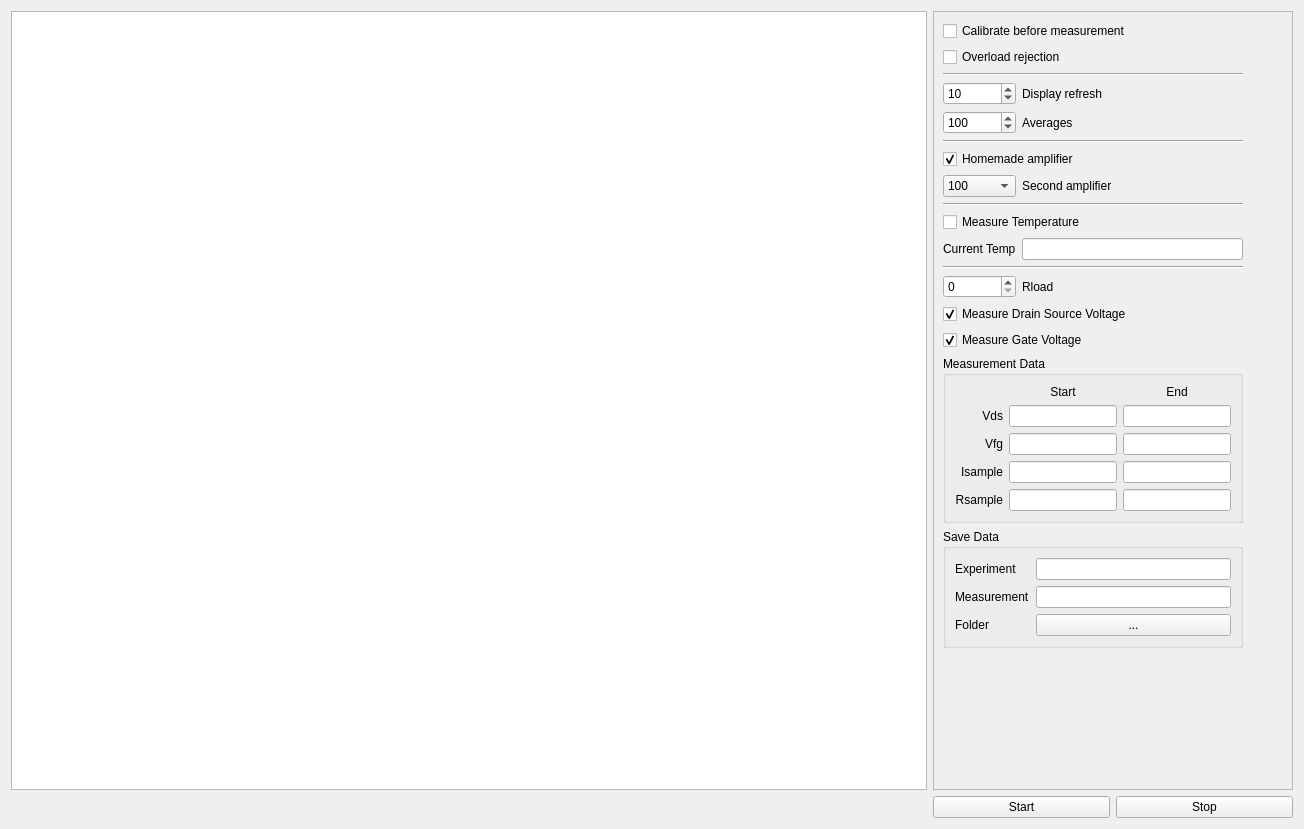
First picture: the form in LegacyNoiseMeasurementSetup/UI_NoiseMeasurement.ui, repository zigorrom/LegacyNoiseMeasurementSetup, before the edit.
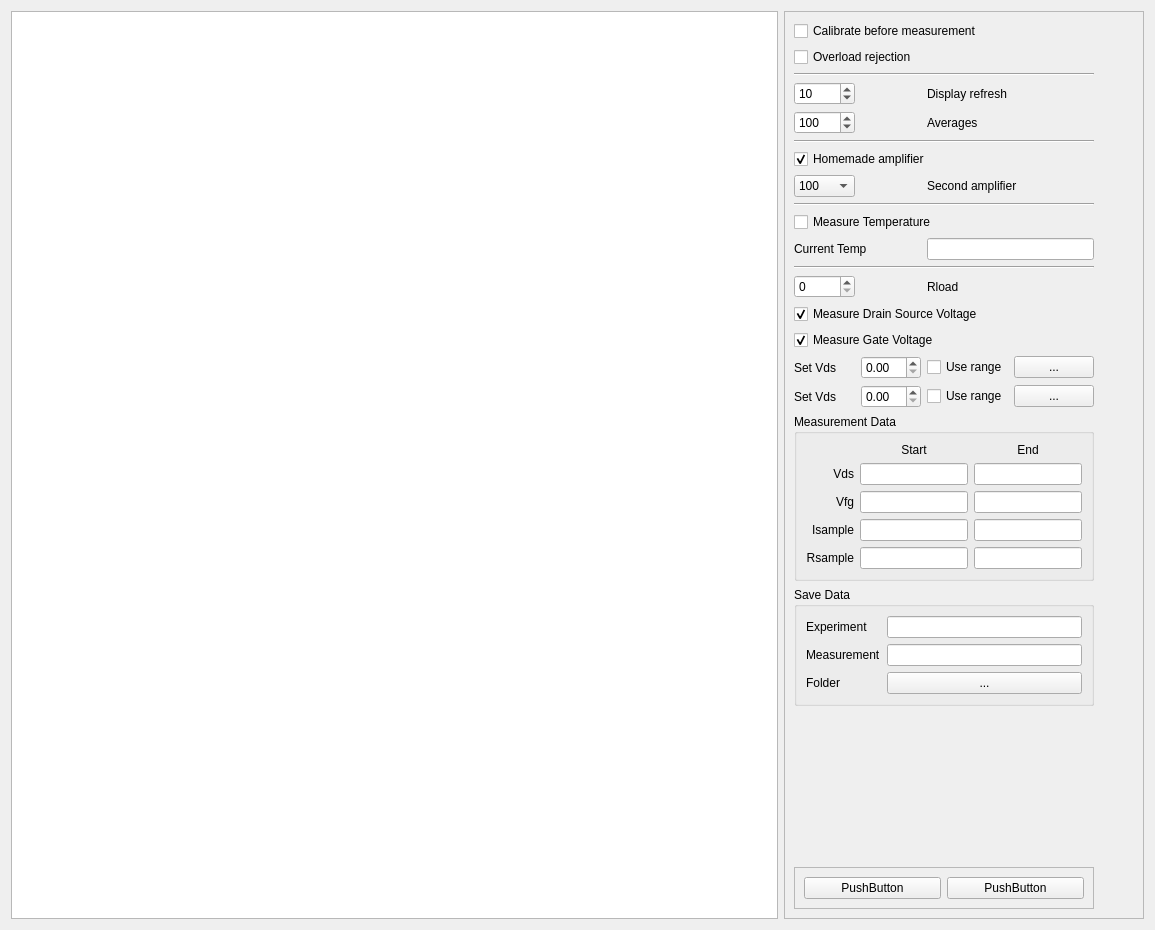
Second picture: the form after the edit.

```diff
--- a/LegacyNoiseMeasurementSetup/UI_NoiseMeasurement.ui
+++ b/LegacyNoiseMeasurementSetup/UI_NoiseMeasurement.ui
@@ -6,8 +6,8 @@
    <rect>
     <x>0</x>
     <y>0</y>
-    <width>1304</width>
-    <height>829</height>
+    <width>1155</width>
+    <height>930</height>
    </rect>
   </property>
   <property name="windowTitle">
@@ -17,8 +17,14 @@
    <item row="0" column="0">
     <widget class="QGraphicsView" name="graphicsView"/>
    </item>
-   <item row="0" column="1" colspan="2">
+   <item row="0" column="1">
     <widget class="QFrame" name="frame">
+     <property name="sizePolicy">
+      <sizepolicy hsizetype="Fixed" vsizetype="Preferred">
+       <horstretch>0</horstretch>
+       <verstretch>0</verstretch>
+      </sizepolicy>
+     </property>
      <property name="frameShape">
       <enum>QFrame::StyledPanel</enum>
      </property>
@@ -26,206 +32,7 @@
       <enum>QFrame::Raised</enum>
      </property>
      <layout class="QGridLayout" name="gridLayout_2">
-      <item row="0" column="0" colspan="2">
-       <widget class="QCheckBox" name="checkBox">
-        <property name="text">
-         <string>Calibrate before measurement</string>
-        </property>
-       </widget>
-      </item>
-      <item row="4" column="1">
-       <widget class="QLabel" name="label_2">
-        <property name="text">
-         <string>Averages</string>
-        </property>
-       </widget>
-      </item>
-      <item row="2" column="0" colspan="2">
-       <widget class="Line" name="line">
-        <property name="orientation">
-         <enum>Qt::Horizontal</enum>
-        </property>
-       </widget>
-      </item>
-      <item row="3" column="1">
-       <widget class="QLabel" name="label">
-        <property name="text">
-         <string>Display refresh</string>
-        </property>
-       </widget>
-      </item>
-      <item row="5" column="0" colspan="2">
-       <widget class="Line" name="line_2">
-        <property name="orientation">
-         <enum>Qt::Horizontal</enum>
-        </property>
-       </widget>
-      </item>
-      <item row="1" column="0" colspan="2">
-       <widget class="QCheckBox" name="checkBox_2">
-        <property name="text">
-         <string>Overload rejection</string>
-        </property>
-       </widget>
-      </item>
-      <item row="6" column="0" colspan="2">
-       <widget class="QCheckBox" name="checkBox_3">
-        <property name="text">
-         <string>Homemade amplifier</string>
-        </property>
-        <property name="checked">
-         <bool>true</bool>
-        </property>
-       </widget>
-      </item>
-      <item row="7" column="0">
-       <widget class="QComboBox" name="comboBox">
-        <property name="currentIndex">
-         <number>4</number>
-        </property>
-        <property name="frame">
-         <bool>true</bool>
-        </property>
-        <item>
-         <property name="text">
-          <string>1</string>
-         </property>
-        </item>
-        <item>
-         <property name="text">
-          <string>10</string>
-         </property>
-        </item>
-        <item>
-         <property name="text">
-          <string>20</string>
-         </property>
-        </item>
-        <item>
-         <property name="text">
-          <string>50</string>
-         </property>
-        </item>
-        <item>
-         <property name="text">
-          <string>100</string>
-         </property>
-        </item>
-        <item>
-         <property name="text">
-          <string>200</string>
-         </property>
-        </item>
-       </widget>
-      </item>
-      <item row="3" column="0">
-       <widget class="QSpinBox" name="spinBox">
-        <property name="minimum">
-         <number>1</number>
-        </property>
-        <property name="maximum">
-         <number>1000</number>
-        </property>
-        <property name="value">
-         <number>10</number>
-        </property>
-       </widget>
-      </item>
-      <item row="4" column="0">
-       <widget class="QSpinBox" name="spinBox_2">
-        <property name="minimum">
-         <number>1</number>
-        </property>
-        <property name="maximum">
-         <number>10000</number>
-        </property>
-        <property name="value">
-         <number>100</number>
-        </property>
-       </widget>
-      </item>
-      <item row="7" column="1">
-       <widget class="QLabel" name="label_3">
-        <property name="text">
-         <string>Second amplifier</string>
-        </property>
-       </widget>
-      </item>
-      <item row="9" column="0" colspan="2">
-       <widget class="QCheckBox" name="checkBox_4">
-        <property name="text">
-         <string>Measure Temperature</string>
-        </property>
-       </widget>
-      </item>
-      <item row="8" column="0" colspan="2">
-       <widget class="Line" name="line_3">
-        <property name="orientation">
-         <enum>Qt::Horizontal</enum>
-        </property>
-       </widget>
-      </item>
-      <item row="10" column="0">
-       <widget class="QLabel" name="label_5">
-        <property name="text">
-         <string>Current Temp</string>
-        </property>
-       </widget>
-      </item>
-      <item row="10" column="1">
-       <widget class="QLineEdit" name="lineEdit"/>
-      </item>
-      <item row="10" column="2">
-       <spacer name="horizontalSpacer">
-        <property name="orientation">
-         <enum>Qt::Horizontal</enum>
-        </property>
-        <property name="sizeHint" stdset="0">
-         <size>
-          <width>40</width>
-          <height>20</height>
-         </size>
-        </property>
-       </spacer>
-      </item>
-      <item row="11" column="0" colspan="2">
-       <widget class="Line" name="line_4">
-        <property name="orientation">
-         <enum>Qt::Horizontal</enum>
-        </property>
-       </widget>
-      </item>
-      <item row="13" column="0" colspan="2">
-       <widget class="QCheckBox" name="checkBox_5">
-        <property name="text">
-         <string>Measure Drain Source Voltage</string>
-        </property>
-        <property name="checked">
-         <bool>true</bool>
-        </property>
-       </widget>
-      </item>
-      <item row="12" column="0">
-       <widget class="QSpinBox" name="spinBox_3"/>
-      </item>
-      <item row="12" column="1">
-       <widget class="QLabel" name="label_4">
-        <property name="text">
-         <string>Rload</string>
-        </property>
-       </widget>
-      </item>
-      <item row="14" column="0" colspan="2">
-       <widget class="QCheckBox" name="checkBox_6">
-        <property name="text">
-         <string>Measure Gate Voltage</string>
-        </property>
-        <property name="checked">
-         <bool>true</bool>
-        </property>
-       </widget>
-      </item>
-      <item row="15" column="0" colspan="2">
+      <item row="17" column="0" colspan="4">
        <widget class="QGroupBox" name="groupBox">
         <property name="sizePolicy">
          <sizepolicy hsizetype="Preferred" vsizetype="Maximum">
@@ -348,7 +155,7 @@
         </layout>
        </widget>
       </item>
-      <item row="16" column="0" colspan="2">
+      <item row="18" column="0" colspan="4">
        <widget class="QGroupBox" name="groupBox_2">
         <property name="title">
          <string>Save Data</string>
@@ -391,7 +198,280 @@
         </layout>
        </widget>
       </item>
-      <item row="17" column="0">
+      <item row="20" column="0" colspan="4">
+       <widget class="QFrame" name="frame_2">
+        <property name="frameShape">
+         <enum>QFrame::StyledPanel</enum>
+        </property>
+        <property name="frameShadow">
+         <enum>QFrame::Raised</enum>
+        </property>
+        <layout class="QHBoxLayout" name="horizontalLayout">
+         <item>
+          <widget class="QPushButton" name="pushButton">
+           <property name="text">
+            <string>PushButton</string>
+           </property>
+          </widget>
+         </item>
+         <item>
+          <widget class="QPushButton" name="pushButton_2">
+           <property name="text">
+            <string>PushButton</string>
+           </property>
+          </widget>
+         </item>
+        </layout>
+       </widget>
+      </item>
+      <item row="1" column="0" colspan="3">
+       <widget class="QCheckBox" name="checkBox_2">
+        <property name="text">
+         <string>Overload rejection</string>
+        </property>
+       </widget>
+      </item>
+      <item row="9" column="0" colspan="3">
+       <widget class="QCheckBox" name="checkBox_4">
+        <property name="text">
+         <string>Measure Temperature</string>
+        </property>
+       </widget>
+      </item>
+      <item row="10" column="0" colspan="2">
+       <widget class="QLabel" name="label_5">
+        <property name="text">
+         <string>Current Temp</string>
+        </property>
+       </widget>
+      </item>
+      <item row="0" column="0" colspan="4">
+       <widget class="QCheckBox" name="checkBox">
+        <property name="text">
+         <string>Calibrate before measurement</string>
+        </property>
+       </widget>
+      </item>
+      <item row="3" column="2" colspan="2">
+       <widget class="QLabel" name="label">
+        <property name="text">
+         <string>Display refresh</string>
+        </property>
+       </widget>
+      </item>
+      <item row="6" column="0" colspan="3">
+       <widget class="QCheckBox" name="checkBox_3">
+        <property name="text">
+         <string>Homemade amplifier</string>
+        </property>
+        <property name="checked">
+         <bool>true</bool>
+        </property>
+       </widget>
+      </item>
+      <item row="4" column="2">
+       <widget class="QLabel" name="label_2">
+        <property name="text">
+         <string>Averages</string>
+        </property>
+       </widget>
+      </item>
+      <item row="7" column="0">
+       <widget class="QComboBox" name="comboBox">
+        <property name="currentIndex">
+         <number>4</number>
+        </property>
+        <property name="frame">
+         <bool>true</bool>
+        </property>
+        <item>
+         <property name="text">
+          <string>1</string>
+         </property>
+        </item>
+        <item>
+         <property name="text">
+          <string>10</string>
+         </property>
+        </item>
+        <item>
+         <property name="text">
+          <string>20</string>
+         </property>
+        </item>
+        <item>
+         <property name="text">
+          <string>50</string>
+         </property>
+        </item>
+        <item>
+         <property name="text">
+          <string>100</string>
+         </property>
+        </item>
+        <item>
+         <property name="text">
+          <string>200</string>
+         </property>
+        </item>
+       </widget>
+      </item>
+      <item row="3" column="0">
+       <widget class="QSpinBox" name="spinBox">
+        <property name="minimum">
+         <number>1</number>
+        </property>
+        <property name="maximum">
+         <number>1000</number>
+        </property>
+        <property name="value">
+         <number>10</number>
+        </property>
+       </widget>
+      </item>
+      <item row="5" column="0" colspan="4">
+       <widget class="Line" name="line_2">
+        <property name="orientation">
+         <enum>Qt::Horizontal</enum>
+        </property>
+       </widget>
+      </item>
+      <item row="7" column="2" colspan="2">
+       <widget class="QLabel" name="label_3">
+        <property name="text">
+         <string>Second amplifier</string>
+        </property>
+       </widget>
+      </item>
+      <item row="2" column="0" colspan="4">
+       <widget class="Line" name="line">
+        <property name="orientation">
+         <enum>Qt::Horizontal</enum>
+        </property>
+       </widget>
+      </item>
+      <item row="4" column="0">
+       <widget class="QSpinBox" name="spinBox_2">
+        <property name="minimum">
+         <number>1</number>
+        </property>
+        <property name="maximum">
+         <number>10000</number>
+        </property>
+        <property name="value">
+         <number>100</number>
+        </property>
+       </widget>
+      </item>
+      <item row="8" column="0" colspan="4">
+       <widget class="Line" name="line_3">
+        <property name="orientation">
+         <enum>Qt::Horizontal</enum>
+        </property>
+       </widget>
+      </item>
+      <item row="11" column="0" colspan="4">
+       <widget class="Line" name="line_4">
+        <property name="orientation">
+         <enum>Qt::Horizontal</enum>
+        </property>
+       </widget>
+      </item>
+      <item row="16" column="0">
+       <widget class="QLabel" name="label_16">
+        <property name="text">
+         <string>Set Vds</string>
+        </property>
+       </widget>
+      </item>
+      <item row="14" column="0" colspan="3">
+       <widget class="QCheckBox" name="checkBox_6">
+        <property name="text">
+         <string>Measure Gate Voltage</string>
+        </property>
+        <property name="checked">
+         <bool>true</bool>
+        </property>
+       </widget>
+      </item>
+      <item row="16" column="1">
+       <widget class="QDoubleSpinBox" name="doubleSpinBox_2"/>
+      </item>
+      <item row="12" column="2">
+       <widget class="QLabel" name="label_4">
+        <property name="text">
+         <string>Rload</string>
+        </property>
+       </widget>
+      </item>
+      <item row="10" column="2" colspan="2">
+       <widget class="QLineEdit" name="lineEdit"/>
+      </item>
+      <item row="15" column="0">
+       <widget class="QLabel" name="label_15">
+        <property name="text">
+         <string>Set Vds</string>
+        </property>
+       </widget>
+      </item>
+      <item row="10" column="4">
+       <spacer name="horizontalSpacer">
+        <property name="orientation">
+         <enum>Qt::Horizontal</enum>
+        </property>
+        <property name="sizeHint" stdset="0">
+         <size>
+          <width>40</width>
+          <height>20</height>
+         </size>
+        </property>
+       </spacer>
+      </item>
+      <item row="15" column="3">
+       <widget class="QPushButton" name="pushButton_4">
+        <property name="text">
+         <string>...</string>
+        </property>
+       </widget>
+      </item>
+      <item row="13" column="0" colspan="4">
+       <widget class="QCheckBox" name="checkBox_5">
+        <property name="text">
+         <string>Measure Drain Source Voltage</string>
+        </property>
+        <property name="checked">
+         <bool>true</bool>
+        </property>
+       </widget>
+      </item>
+      <item row="15" column="1">
+       <widget class="QDoubleSpinBox" name="doubleSpinBox"/>
+      </item>
+      <item row="16" column="2">
+       <widget class="QCheckBox" name="checkBox_8">
+        <property name="text">
+         <string>Use range</string>
+        </property>
+       </widget>
+      </item>
+      <item row="12" column="0">
+       <widget class="QSpinBox" name="spinBox_3"/>
+      </item>
+      <item row="15" column="2">
+       <widget class="QCheckBox" name="checkBox_7">
+        <property name="text">
+         <string>Use range</string>
+        </property>
+       </widget>
+      </item>
+      <item row="16" column="3">
+       <widget class="QPushButton" name="pushButton_5">
+        <property name="text">
+         <string>...</string>
+        </property>
+       </widget>
+      </item>
+      <item row="19" column="0">
        <spacer name="verticalSpacer">
         <property name="orientation">
          <enum>Qt::Vertical</enum>
@@ -407,20 +487,6 @@
      </layout>
     </widget>
    </item>
-   <item row="1" column="1">
-    <widget class="QPushButton" name="pushButton">
-     <property name="text">
-      <string>Start</string>
-     </property>
-    </widget>
-   </item>
-   <item row="1" column="2">
-    <widget class="QPushButton" name="pushButton_2">
-     <property name="text">
-      <string>Stop</string>
-     </property>
-    </widget>
-   </item>
   </layout>
  </widget>
  <resources/>
```
Left out of the diff: 12 changed lines with no effect on the pictures.
